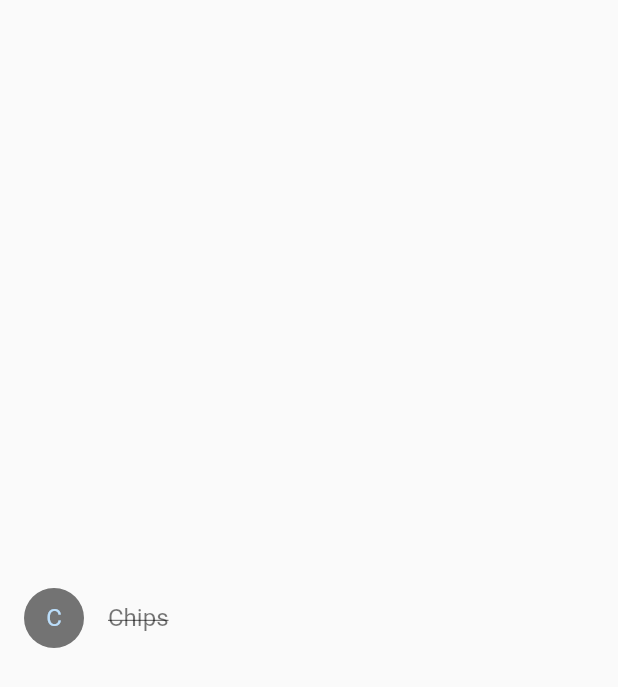
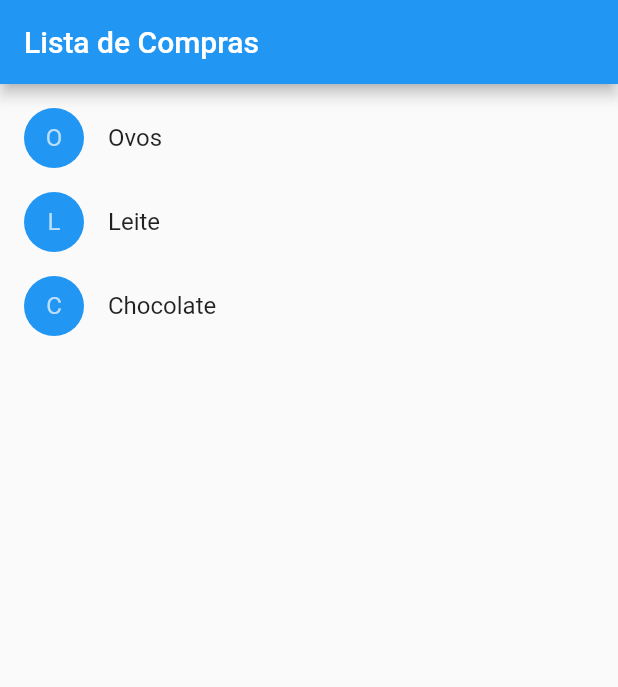
Before and after one commit to natannjos/learning-flutter, a Flutter app: the screen it shows after launch, on a phone screen of 412 x 824 dp. Shown: the top 687 px of the screen. Run offline on Flutter 3.47's test engine with Material 2 defaults, Android fonts, the phone set to English and light mode, and no system bars.

Commit message:
Add a product list with statefull widget

```diff
--- a/lib/main.dart
+++ b/lib/main.dart
@@ -46,16 +46,57 @@ class ShoppingListItem extends StatelessWidget {
   }
 }
 
+class ShoppingList extends StatefulWidget {
+  const ShoppingList({required this.products, Key? key}) : super(key: key);
+
+  final List<Product> products;
+
+  @override
+  _ShoppingListState createState() => _ShoppingListState();
+}
+
+class _ShoppingListState extends State<ShoppingList> {
+  final _shoppingCart = <Product>{};
+
+  void _handleCartChanged(Product product, bool inCart) {
+    setState(() {
+      // Quando um usuario muda o que está no carrinho, é preciso
+      // mudar o _shoppingCart dentro de uma chamada setState()
+      // para rodar o rebuild.
+      // O framework chama o build abaixo
+      // que atualiza a aparência do app.
+
+      if (!inCart) {
+        _shoppingCart.add(product);
+      } else {
+        _shoppingCart.remove(product);
+      }
+    });
+  }
+
+  @override
+  Widget build(BuildContext context) {
+    return Scaffold(
+      appBar: AppBar(title: const Text('Lista de Compras')),
+      body: ListView(
+          padding: const EdgeInsets.symmetric(vertical: 8.0),
+          children: widget.products.map((Product product) {
+            return ShoppingListItem(
+                product: product,
+                inCart: _shoppingCart.contains(product),
+                onCartChanged: _handleCartChanged);
+          }).toList()),
+    );
+  }
+}
+
 void main() {
-  runApp(MaterialApp(
-    home: Scaffold(
-      body: Center(
-        child: ShoppingListItem(
-          product: const Product(name: 'Chips'),
-          inCart: true,
-          onCartChanged: (product, inCart) {},
-        ),
-      ),
-    ),
+  runApp(const MaterialApp(
+    title: 'App de Compras',
+    home: ShoppingList(products: [
+      Product(name: 'Ovos'),
+      Product(name: 'Leite'),
+      Product(name: 'Chocolate')
+    ]),
   ));
 }
```
